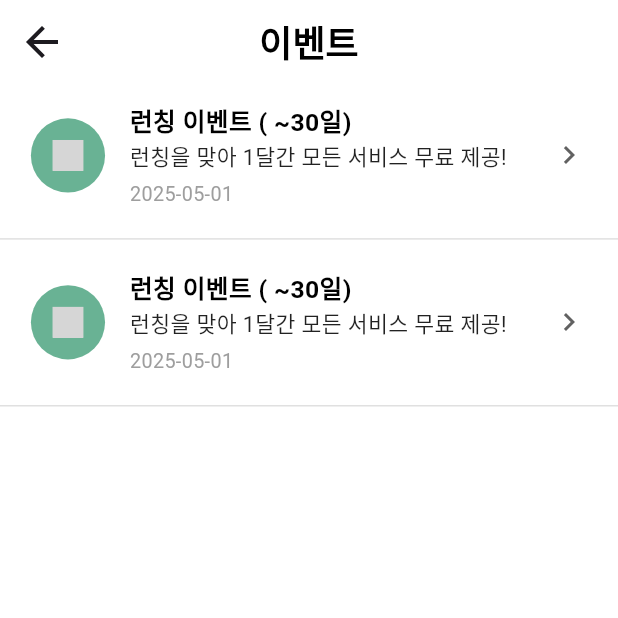
After one commit to shim-dev/frontend, a Flutter app: the EventPage screen opened directly, on a phone screen of 412 x 824 dp, the top half of it. The commit adds this screen. Run offline on Flutter 3.47's test engine with Material 3 defaults, Android fonts, the phone set to English and light mode, and no system bars; our stand-ins replace dio, flutter_svg, image_picker, table_calendar; network calls fail; project files that could hold a hidden picture were left out; grey boxes are pictures that could not be loaded.

Commit message:
feat : 마이페이지 이벤트 보기 추가

```diff
--- /dev/null
+++ b/lib/mypage/event.dart
@@ -0,0 +1,119 @@
+import 'package:flutter/material.dart';
+import 'package:flutter_svg/flutter_svg.dart';
+import 'package:capstone_trial_01/appbar.dart'; // 기존 커스텀 앱바
+
+class EventPage extends StatelessWidget {
+  const EventPage({super.key});
+
+  @override
+  Widget build(BuildContext context) {
+    final screenWidth = MediaQuery.of(context).size.width;
+
+    return Scaffold(
+      appBar: const CustomAppBar(title: '이벤트'),
+      backgroundColor: Colors.white,
+      body: ListView(
+        children: [
+          _buildEventItem(
+            screenWidth,
+            iconPath: 'assets/icon/celebration.svg',
+            title: '런칭 이벤트 ( ~30일)',
+            subtitle: '런칭을 맞아 1달간 모든 서비스 무료 제공!',
+            date: '2025-05-01',
+          ),
+          _buildEventItem(
+            screenWidth,
+            iconPath: 'assets/icon/celebration.svg',
+            title: '런칭 이벤트 ( ~30일)',
+            subtitle: '런칭을 맞아 1달간 모든 서비스 무료 제공!',
+            date: '2025-05-01',
+          ),
+        ],
+      ),
+    );
+  }
+
+  Widget _buildEventItem(
+    double screenWidth, {
+    required String iconPath,
+    required String title,
+    required String subtitle,
+    required String date,
+  }) {
+    return Column(
+      children: [
+        Padding(
+          padding: EdgeInsets.symmetric(
+            vertical: screenWidth * 0.03,
+            horizontal: screenWidth * 0.05,
+          ),
+          child: Row(
+            crossAxisAlignment: CrossAxisAlignment.center,
+            children: [
+              // 아이콘 (원형 배경)
+              Container(
+                width: screenWidth * 0.12,
+                height: screenWidth * 0.12,
+                decoration: const BoxDecoration(
+                  shape: BoxShape.circle,
+                  color: Color(0xFF69B294),
+                ),
+                child: Center(
+                  child: SvgPicture.asset(
+                    iconPath,
+                    width: screenWidth * 0.05,
+                    colorFilter: const ColorFilter.mode(
+                      Colors.white,
+                      BlendMode.srcIn,
+                    ),
+                  ),
+                ),
+              ),
+              SizedBox(width: screenWidth * 0.04),
+              // 텍스트 정보
+              Expanded(
+                child: Column(
+                  crossAxisAlignment: CrossAxisAlignment.start,
+                  children: [
+                    Text(title,
+                        style: TextStyle(
+                          color: Colors.black,
+                          fontWeight: FontWeight.bold,
+                          fontSize: screenWidth * 0.04,
+                        )),
+                    SizedBox(height: screenWidth * 0.001),
+                    Text(
+                      subtitle,
+                      style: TextStyle(
+                        color: Colors.black87,
+                        fontSize: screenWidth * 0.035,
+                      ),
+                      maxLines: 1,
+                      overflow: TextOverflow.ellipsis,
+                    ),
+                    SizedBox(height: screenWidth * 0.01),
+                    Text(
+                      date,
+                      style: TextStyle(
+                        color: Colors.grey,
+                        fontSize: screenWidth * 0.032,
+                      ),
+                    ),
+                  ],
+                ),
+              ),
+                Align(
+                      alignment: Alignment.center,
+                      child: Icon(
+                        Icons.chevron_right,
+                        color: Colors.grey[700],
+                      ),
+                    )
+            ],
+          ),
+        ),
+        const Divider(color: Colors.black12, thickness: 1),
+      ],
+    );
+  }
+}
--- a/lib/mypage/mypage.dart
+++ b/lib/mypage/mypage.dart
@@ -1,6 +1,7 @@
 import 'package:flutter/material.dart';
 import 'package:flutter_svg/flutter_svg.dart';
 import 'bookmark.dart';
+import 'event.dart';
 import 'fix_myProfile.dart';
 
 class MyTab extends StatelessWidget {
@@ -145,6 +146,12 @@ class MyShortcutRow extends StatelessWidget {
           _ShortcutItem(
             iconPath: 'assets/icon/event.svg',
             label: '이벤트',
+            onTap: () {
+              Navigator.push(
+                context,
+                MaterialPageRoute(builder: (_) => const  EventPage()),
+              );
+            },
           ),
           _ShortcutItem(
             iconPath: 'assets/icon/notice.svg',
```
